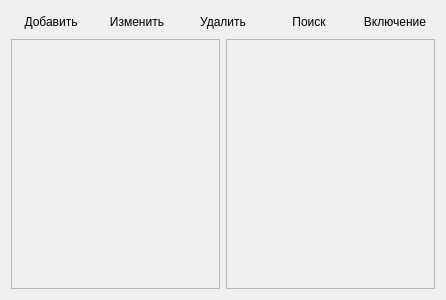
Above: mainform.ui from mcstarioni/OBOSSANIY-CURSACH before the change. Below: the same form after it.
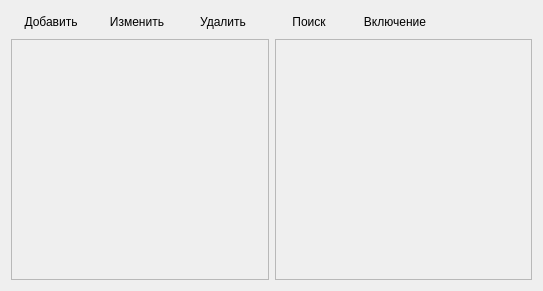
That is the form after the change.

```diff
--- a/mainform.ui
+++ b/mainform.ui
@@ -6,8 +6,8 @@
    <rect>
     <x>0</x>
     <y>0</y>
-    <width>419</width>
-    <height>300</height>
+    <width>543</width>
+    <height>291</height>
    </rect>
   </property>
   <property name="windowTitle">
@@ -90,6 +90,19 @@
        </property>
       </widget>
      </item>
+     <item>
+      <spacer name="horizontalSpacer">
+       <property name="orientation">
+        <enum>Qt::Horizontal</enum>
+       </property>
+       <property name="sizeHint" stdset="0">
+        <size>
+         <width>40</width>
+         <height>20</height>
+        </size>
+       </property>
+      </spacer>
+     </item>
     </layout>
    </item>
    <item>
@@ -107,10 +120,11 @@
          <rect>
           <x>0</x>
           <y>0</y>
-          <width>195</width>
-          <height>239</height>
+          <width>257</width>
+          <height>230</height>
          </rect>
         </property>
+        <layout class="QVBoxLayout" name="verticalLayout_2"/>
        </widget>
       </widget>
      </item>
@@ -124,10 +138,11 @@
          <rect>
           <x>0</x>
           <y>0</y>
-          <width>194</width>
-          <height>239</height>
+          <width>256</width>
+          <height>230</height>
          </rect>
         </property>
+        <layout class="QVBoxLayout" name="verticalLayout_3"/>
        </widget>
       </widget>
      </item>
```
Left out of the diff: 4 changed lines with no effect on the pictures.
